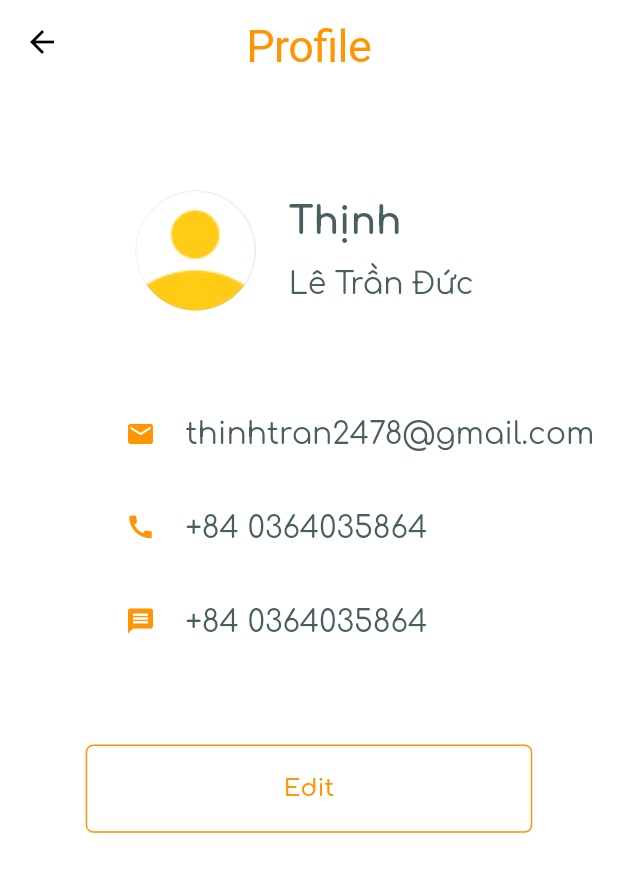
After one commit to tanphuccgl/FSRE-FEvent, a Flutter app: the ProfilePage screen opened by its route, on a phone screen of 412 x 824 dp. The commit adds this screen. Shown: the top 872 px of the screen. Run offline on Flutter 3.47's test engine with Material 2 defaults, Android fonts, the phone set to English and light mode, and no system bars; our stand-ins replace bot_toast, equatable, flutter_bloc, flutter_screenutil, google_fonts, logger.

Commit message:
build profile ui

```diff
--- a/lib/src/feature/my_user/pages/my_user_page.dart
+++ b/lib/src/feature/my_user/pages/my_user_page.dart
@@ -1,5 +1,7 @@
 import 'package:fevent/src/config/constants/images.dart';
 import 'package:fevent/src/feature/my_user/enums/my_user_option.dart';
+
+import 'package:fevent/src/router/coordinator.dart';
 import 'package:fevent/src/theme/colors.dart';
 import 'package:fevent/src/utils/helper/gap.dart';
 import 'package:flutter/material.dart';
@@ -16,7 +18,9 @@ class MyUserPage extends StatelessWidget {
           child:
               Column(crossAxisAlignment: CrossAxisAlignment.start, children: [
             GapHelper.h20,
-            Row(
+            GestureDetector(
+              onTap: () => XCoordinator.showProfile(),
+              child: Row(
                 children: [
                   const CircleAvatar(
                       backgroundImage: AssetImage(XImage.avatar), radius: 40),
@@ -38,6 +42,7 @@ class MyUserPage extends StatelessWidget {
                     ],
                   )
                 ],
+              ),
             ),
             GapHelper.h70,
             const Text("Extensions",
--- a/lib/src/feature/my_user/router/profile_router.dart
+++ b/lib/src/feature/my_user/router/profile_router.dart
@@ -8,6 +8,7 @@ class XProfileRouterName {
 }
 
 class MyUserCoordinator extends BaseCoordinator {
+  @override
   @override
   String get initialRoute => XProfileRouterName.myUser;
 
--- /dev/null
+++ b/lib/src/feature/profile/pages/profile_page.dart
@@ -0,0 +1,118 @@
+import 'package:fevent/src/config/constants/images.dart';
+import 'package:fevent/src/theme/colors.dart';
+import 'package:fevent/src/utils/helper/gap.dart';
+import 'package:flutter/material.dart';
+import 'package:flutter_screenutil/flutter_screenutil.dart';
+
+class ProfilePage extends StatelessWidget {
+  const ProfilePage({super.key});
+
+  @override
+  Widget build(BuildContext context) {
+    return Scaffold(
+      appBar: AppBar(
+          elevation: 0,
+          backgroundColor: Colors.transparent,
+          title: const Text("Profile",
+              style: TextStyle(
+                  fontSize: 30,
+                  fontWeight: FontWeight.w400,
+                  color: XColors.primary))),
+      body: Column(
+        crossAxisAlignment: CrossAxisAlignment.center,
+        children: [
+          GapHelper.h70,
+          Row(
+            mainAxisAlignment: MainAxisAlignment.center,
+            children: [
+              const CircleAvatar(
+                  backgroundImage: AssetImage(XImage.avatar), radius: 40),
+              GapHelper.w20,
+              Column(
+                crossAxisAlignment: CrossAxisAlignment.start,
+                children: [
+                  const Text("Thịnh",
+                      style: TextStyle(
+                        fontSize: 25,
+                        fontWeight: FontWeight.w700,
+                      )),
+                  GapHelper.h16,
+                  const Text("Lê Trần Đức ",
+                      style: TextStyle(
+                        fontSize: 20,
+                        fontWeight: FontWeight.w400,
+                      ))
+                ],
+              )
+            ],
+          ),
+          GapHelper.h70,
+          _item(
+            Icons.email,
+            "thinhtran2478@gmail.com",
+          ),
+          GapHelper.h40,
+          _item(
+            Icons.call,
+            "+84 0364035864",
+          ),
+          GapHelper.h40,
+          _item(
+            Icons.message,
+            "+84 0364035864",
+          ),
+          GapHelper.h70,
+          ElevatedButton(
+              onPressed: () => Navigator.pop(context),
+              style: ElevatedButton.styleFrom(
+                fixedSize: Size(271.w, 58.h),
+                elevation: 0,
+                padding: EdgeInsets.zero,
+                shape: RoundedRectangleBorder(
+                    borderRadius: BorderRadius.circular(5),
+                    // ignore: prefer_const_constructors
+                    side: BorderSide(
+                      color: XColors.primary,
+                    )),
+                backgroundColor: Colors.white,
+              ),
+              child: const Text("Edit",
+                  style: TextStyle(
+                      fontSize: 16,
+                      fontWeight: FontWeight.w500,
+                      color: XColors.primary))),
+        ],
+      ),
+    );
+  }
+
+  Widget _item(IconData icon, String text) {
+    return Row(
+      mainAxisAlignment: MainAxisAlignment.center,
+      children: [
+        Expanded(
+          flex: 3,
+          child: Padding(
+            padding: const EdgeInsets.only(right: 20),
+            child: Align(
+              alignment: Alignment.centerRight,
+              child: Icon(
+                icon,
+                color: XColors.primary,
+                size: 20,
+              ),
+            ),
+          ),
+        ),
+        Expanded(
+          flex: 7,
+          child: Text(text,
+              style: const TextStyle(
+                fontSize: 20,
+                fontWeight: FontWeight.w400,
+              )),
+        ),
+      ],
+    );
+  }
+}
--- a/lib/src/router/app_router.dart
+++ b/lib/src/router/app_router.dart
@@ -1,5 +1,6 @@
 import 'package:fevent/src/feature/dashboard/pages/dashboard_page.dart';
 import 'package:fevent/src/feature/login/pages/login_page.dart';
+import 'package:fevent/src/feature/profile/pages/profile_page.dart';
 import 'package:fevent/src/router/router_name.dart';
 import 'package:fevent/src/widgets/not_found_page.dart';
 import 'package:flutter/material.dart';
@@ -11,6 +12,8 @@ class XAppRoute {
         return MaterialPageRoute(builder: (_) => const LoginPage());
       case XRouterName.dashboard:
         return MaterialPageRoute(builder: (_) => const DashboardPage());
+      case XRouterName.profile:
+        return MaterialPageRoute(builder: (_) => const ProfilePage());
 
       default:
         return MaterialPageRoute(
--- a/lib/src/router/coordinator.dart
+++ b/lib/src/router/coordinator.dart
@@ -33,7 +33,7 @@ class XCoordinator {
 
   static Future showDashboard() => pushNamed(XRouterName.dashboard);
 
-  static Future showInfo() => pushNamed(XRouterName.info);
+  static Future showProfile() => pushNamed(XRouterName.profile);
 
   static Future showAttendanceStudent() =>
       pushNamed(XRouterName.attendanceStudent);
--- a/lib/src/router/router_name.dart
+++ b/lib/src/router/router_name.dart
@@ -2,10 +2,12 @@ class XRouterName {
   static const String splash = '/splash';
   static const String dashboard = '/dashboard';
   static const String signIn = '/sign-in';
+  static const String profile = '/profile';
+
   static const String onboard = '/onboard';
   static const String forgotPassword = '/forgot-password';
   static const String schedule = '/schedule';
-  static const String info = '/info';
+
   static const String attendanceStudent = '/attendance-student';
   static const String scanQr = '/scan-qr-code';
   static const String notification = '/notification';
```
Lines whose indentation alone changed are shown as unchanged.
